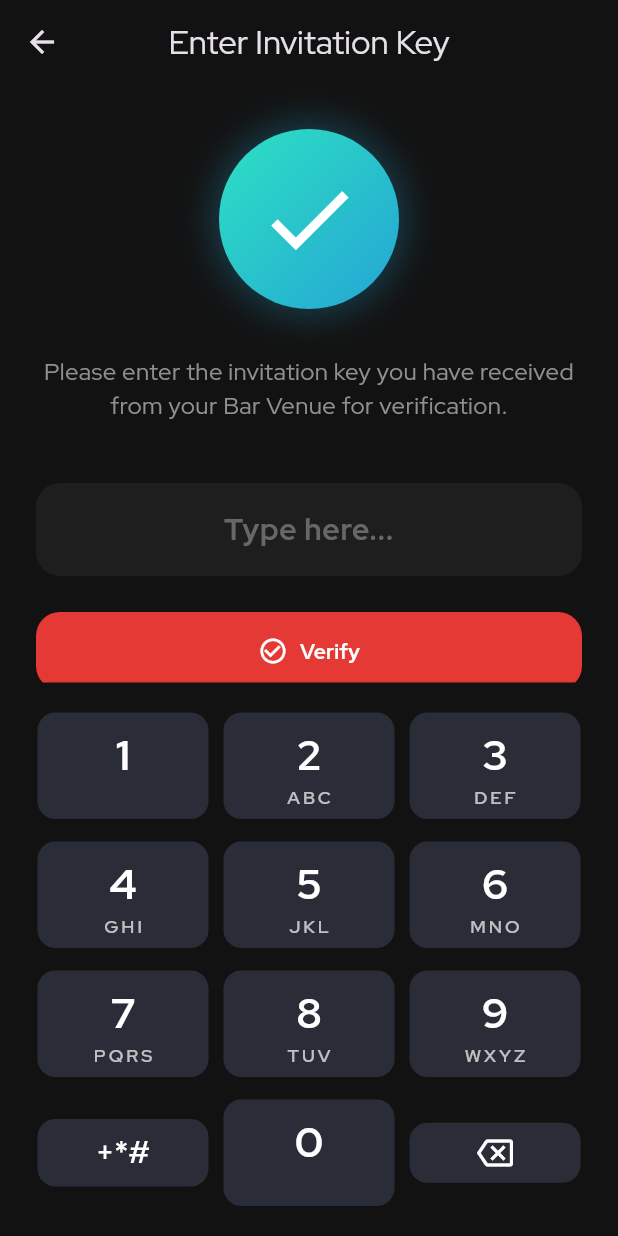
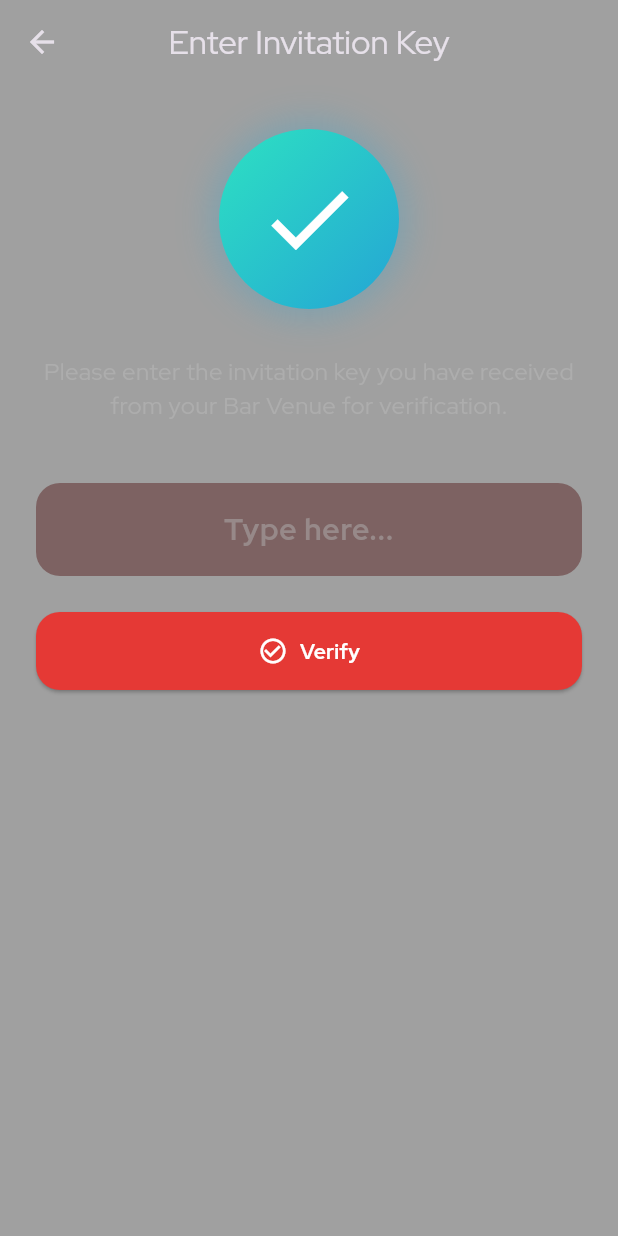
Before and after one commit to abeera-zainab/appsip, a Flutter app: the InvitationKeyScreen screen opened directly, on a phone screen of 412 x 824 dp. Run offline on Flutter 3.47's test engine with Material 3 defaults, Android fonts, the phone set to English and light mode, and no system bars; our stand-ins replace dotted_border, image_picker.

Commit message:
Modified Color Of Card

```diff
--- a/lib/main.dart
+++ b/lib/main.dart
@@ -6,7 +6,7 @@ import 'package:appsip/screens/main_screen_shell.dart';
 
 // --- Define App Colors ---
 class AppColors {
-  static const Color background = Color(0xFF121212);
+  static const Color background = Color.fromARGB(102, 18, 18, 18);
   static const Color cardColor = Color(0xFF1E1E1E);
   static const Color primaryRed = Color(0xFFE53935);
   static const Color textPrimary = Colors.white;
@@ -17,6 +17,7 @@ class AppColors {
   static const Color bottomNavBackground = Color(0xFF1A1A1A);
    static const Color gradientStart = Color(0xFF2DE1C2);
   static const Color gradientEnd = Color(0xFF24A5D5);
+  static const Color cardColorsecondary= Color.fromARGB(105, 75, 10, 10);
 }
 
 void main() {
@@ -67,8 +68,8 @@ class MyApp extends StatelessWidget {
         ),
       ),
       home:
-     //const InvitationKeyScreen()
-      const MainScreenShell(),
+     const InvitationKeyScreen()
+     // const MainScreenShell(),
        //const TellUsAboutYourselfScreen(),
 
     );
--- a/lib/screens/invitation_screen.dart
+++ b/lib/screens/invitation_screen.dart
@@ -18,17 +18,7 @@ class InvitationKeyScreen extends StatefulWidget {
 class _InvitationKeyScreenState extends State<InvitationKeyScreen> {
   final TextEditingController _keyController = TextEditingController();
 
-  void _onKeyPressed(String value) {
-    if (value == 'backspace') {
-      if (_keyController.text.isNotEmpty) {
-        _keyController.text =
-            _keyController.text.substring(0, _keyController.text.length - 1);
-      }
-    } else {
-      _keyController.text += value;
-    }
-    setState(() {}); // To rebuild and reflect changes if needed
-  }
+
 
   @override
   Widget build(BuildContext context) {
@@ -67,6 +57,8 @@ class _InvitationKeyScreenState extends State<InvitationKeyScreen> {
                       style: const TextStyle(fontSize: 20, fontWeight: FontWeight.bold),
                       decoration: const InputDecoration(
                         hintText: "Type here...",
+                        filled: true,
+                        fillColor: AppColors.cardColorsecondary
                       ),
                     ),
                     const SizedBox(height: 24),
@@ -88,7 +80,7 @@ class _InvitationKeyScreenState extends State<InvitationKeyScreen> {
               ),
             ),
             // Updated Keypad
-            NumericKeypad(onKeyPressed: _onKeyPressed),
+
           ],
         ),
       ),
@@ -124,108 +116,3 @@ class _InvitationKeyScreenState extends State<InvitationKeyScreen> {
     );
   }
 }
-
-// --- UPDATED WIDGET ---
-// Custom Numeric Keypad Widget with Alphabetic Characters
-class NumericKeypad extends StatelessWidget {
-  final Function(String) onKeyPressed;
-
-  const NumericKeypad({super.key, required this.onKeyPressed});
-
-  // Map for letters on the keypad, matching the design
-  static const Map<String, String> _keypadLetters = {
-    '2': 'ABC',
-    '3': 'DEF',
-    '4': 'GHI',
-    '5': 'JKL',
-    '6': 'MNO',
-    '7': 'PQRS',
-    '8': 'TUV',
-    '9': 'WXYZ',
-  };
-
-  @override
-  Widget build(BuildContext context) {
-    return Container(
-      padding: const EdgeInsets.all(20),
-      color: AppColors.background,
-      child: Column(
-        children: [
-          _buildKeyRow(['1', '2', '3'], context),
-          const SizedBox(height: 15),
-          _buildKeyRow(['4', '5', '6'], context),
-          const SizedBox(height: 15),
-          _buildKeyRow(['7', '8', '9'], context),
-          const SizedBox(height: 15),
-          _buildKeyRow(['+*#', '0', 'backspace'], context),
-        ],
-      ),
-    );
-  }
-
-  // Helper to build a row of keys
-  Widget _buildKeyRow(List<String> keys, BuildContext context) {
-    return Row(
-      children: keys.map((key) => Expanded(child: _buildKey(key, context))).toList(),
-    );
-  }
-
-  // Helper to build an individual key
-  Widget _buildKey(String key, BuildContext context) {
-    final letters = _keypadLetters[key];
-    final isBackspace = key == 'backspace';
-    final isSymbolKey = key == '+*#';
-
-    return InkWell(
-      onTap: () {
-        // The symbol key is for display only and won't trigger an action
-        if (!isSymbolKey) {
-          onKeyPressed(key);
-        }
-      },
-      borderRadius: BorderRadius.circular(12),
-      child: Container(
-        margin: const EdgeInsets.symmetric(horizontal: 5),
-        padding: const EdgeInsets.symmetric(vertical: 8),
-        decoration: BoxDecoration(
-          color: const Color(0xFF2A2D37),
-          borderRadius: BorderRadius.circular(12),
-        ),
-        child: Center(
-          child: isBackspace
-              ? const Icon(Icons.backspace_outlined, color: Colors.white, size: 24)
-              : isSymbolKey
-                  ? Text(key, style: const TextStyle(fontSize: 20, fontWeight: FontWeight.w600, color: Colors.white))
-                  : Column(
-                      mainAxisAlignment: MainAxisAlignment.center,
-                      children: [
-                        Text(
-                          key,
-                          style: const TextStyle(
-                            fontSize: 28,
-                            fontWeight: FontWeight.bold,
-                            color: Colors.white,
-                          ),
-                        ),
-                        // SizedBox for consistent height
-                        SizedBox(
-                          height: 15,
-                          child: letters != null
-                              ? Text(
-                                  letters,
-                                  style: const TextStyle(
-                                    fontSize: 12,
-                                    fontWeight: FontWeight.w600,
-                                    letterSpacing: 2, // Adds space between letters
-                                    color: Colors.white70,
-                                  ),
-                                )
-                              : null,
-                        ),
-                      ],
-                    ),
-        ),
-      ),
-    );
-  }
-}
--- a/lib/screens/register_screen.dart
+++ b/lib/screens/register_screen.dart
@@ -96,8 +96,7 @@ class _RegisterBartenderScreenState extends State<RegisterBartenderScreen> {
                 child: Text(
                   "Your age must be 21 or above",
                   style: TextStyle(
-                    // ignore: deprecated_member_use
-                    color: AppColors.pendingYellow.withOpacity(0.9),
+                    color: Theme.of(context).colorScheme.error.withOpacity(0.9),
                     fontSize: 12,
                   ),
                 ),
@@ -186,6 +185,8 @@ class _RegisterBartenderScreenState extends State<RegisterBartenderScreen> {
           keyboardType: keyboardType,
           decoration: InputDecoration(
             hintText: hint,
+            filled: true,
+            fillColor: AppColors.cardColorsecondary, // Using cardColor from theme
             prefixIcon: prefixIcon != null ? Icon(prefixIcon) : null,
             suffixIcon: suffixIcon != null
                 ? IconButton(
@@ -193,6 +194,14 @@ class _RegisterBartenderScreenState extends State<RegisterBartenderScreen> {
                     onPressed: onSuffixIconTap,
                   )
                 : null,
+            border: OutlineInputBorder(
+              borderRadius: BorderRadius.circular(12),
+              borderSide: BorderSide.none,
+            ),
+            contentPadding: const EdgeInsets.symmetric(
+              vertical: 16,
+              horizontal: 16,
+            ),
           ),
           validator: (value) {
             if (value == null || value.isEmpty) {
```
